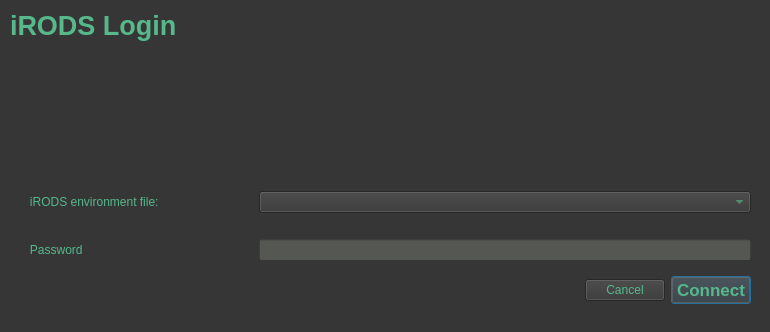
Old version of the form gui/ui_files/irodsLogin.ui in the repository iBridges-for-iRODS/iBridges-GUI.
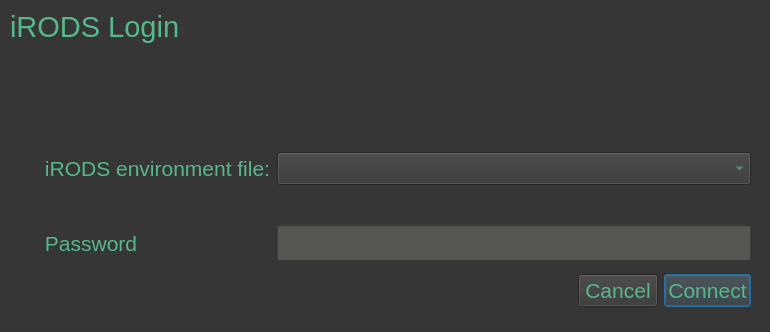
New version of the form.

The edit to the form file:
```diff
--- a/gui/ui_files/irodsLogin.ui
+++ b/gui/ui_files/irodsLogin.ui
@@ -25,23 +25,26 @@
 	background-color: rgb(54, 54, 54);
 	color: rgb(86, 184, 139);
     border-color: rgb(217, 174, 23);
+    font: 16pt;
 }
 
 QLineEdit
 {
 	background-color: rgb(85, 87, 83);
 	border-color: rgb(217, 174, 23);
-}
-
-QRadioButton
-{
-	border-bottom-color: rgb(206, 92, 0);
-    selection-color: rgb(217, 174, 23);
+	font: 18pt;
 }
 
 QLabel#passError, QLabel#envError, QLabel#icommandsError
 {
 	color: rgb(217, 174, 23);
+     font: 18pt;
+}
+
+QLabel#labelTitle
+{
+    font: 22pt;
+    
 }
 
 QRadioButton
@@ -83,8 +86,10 @@
      <widget class="QLabel" name="labelTitle">
       <property name="font">
        <font>
-        <pointsize>20</pointsize>
-        <bold>true</bold>
+        <pointsize>22</pointsize>
+        <italic>false</italic>
+        <bold>false</bold>
+        <underline>false</underline>
        </font>
       </property>
       <property name="text">
@@ -144,6 +149,16 @@
     </rect>
    </property>
    <layout class="QHBoxLayout" name="horizontalLayout">
+    <item>
+     <widget class="QLabel" name="passError">
+      <property name="styleSheet">
+       <string notr="true"/>
+      </property>
+      <property name="text">
+       <string/>
+      </property>
+     </widget>
+    </item>
     <item>
      <spacer name="horizontalSpacer">
       <property name="orientation">
@@ -157,16 +172,6 @@
       </property>
      </spacer>
     </item>
-    <item>
-     <widget class="QLabel" name="passError">
-      <property name="styleSheet">
-       <string notr="true"/>
-      </property>
-      <property name="text">
-       <string/>
-      </property>
-     </widget>
-    </item>
     <item>
      <widget class="QPushButton" name="cancelButton">
       <property name="text">
@@ -178,8 +183,9 @@
      <widget class="QPushButton" name="connectButton">
       <property name="font">
        <font>
-        <pointsize>13</pointsize>
-        <bold>true</bold>
+        <pointsize>16</pointsize>
+        <italic>false</italic>
+        <bold>false</bold>
        </font>
       </property>
       <property name="text">
```
